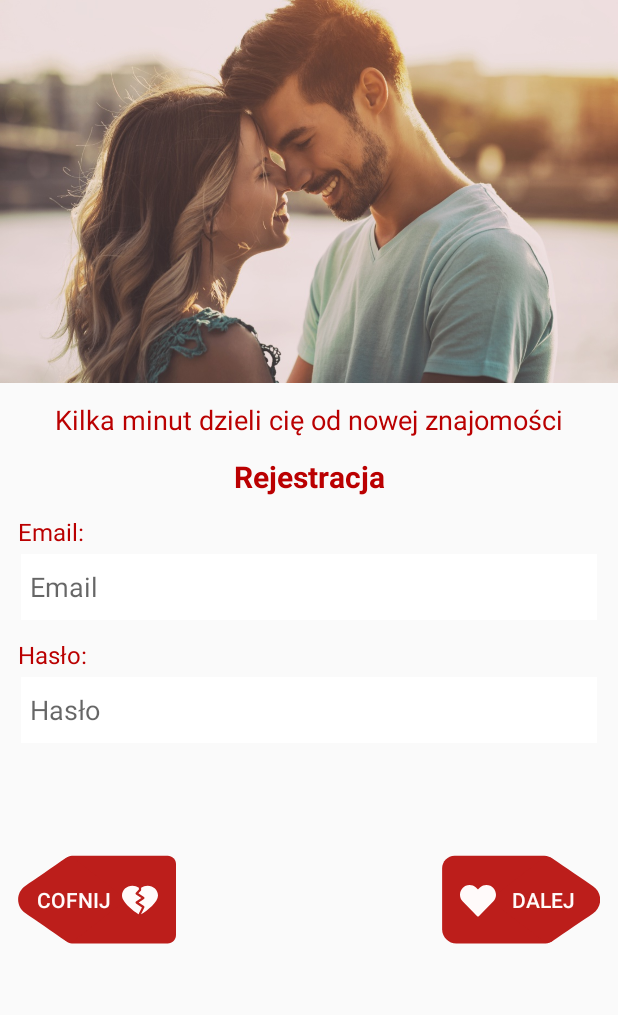
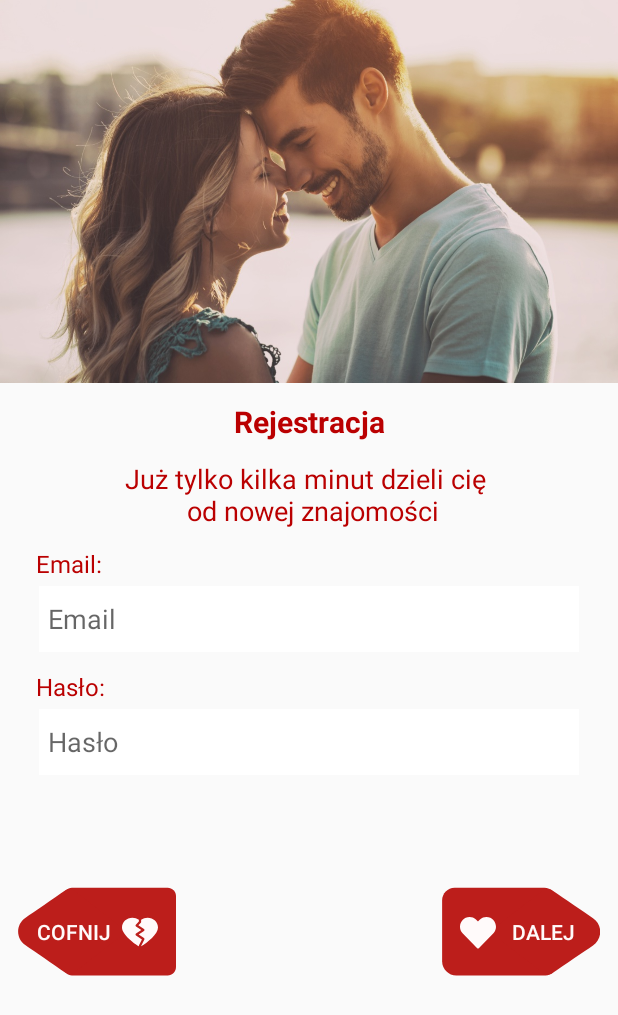
Before and after one commit to JakubPilkowski/RandomChatApplication, an Android app: the screen it shows after launch (AuthActivity), after a tap on "Nie masz konta? Zarejestruj się", on a phone screen of 412 x 824 dp. Shown: the top 1015 px of the screen. Run offline under Robolectric (Android 15) with nearby library versions, the phone set to English and light mode, and no system bars; our stand-ins replace data binding; 4 statements that could not run were skipped.

Commit message:
Ukonczono widok rejestracji, utworzono nawigacje pomiedzy ekranami

```diff
--- a/app/src/main/java/com/example/randomchatapplication/helpers/BindingAdapter.java
+++ b/app/src/main/java/com/example/randomchatapplication/helpers/BindingAdapter.java
@@ -21,7 +21,7 @@ public class BindingAdapter {
                 .thumbnail(0.1f)
                 .into(imageView);
     }
-@androidx.databinding.BindingAdapter("effectType")
+    @androidx.databinding.BindingAdapter("effectType")
     public static void setHtmlCode(final WebView webView, final String type){
     ViewTreeObserver viewTreeObserver = webView.getViewTreeObserver();
 
@@ -45,8 +45,6 @@ public class BindingAdapter {
             }
         });
     }
-
-        webView.loadDataWithBaseURL(null,htmlCode,"text/html","utf-8",null);
-}
+    }
 
 }
--- a/app/src/main/java/com/example/randomchatapplication/navigation/Navigator.java
+++ b/app/src/main/java/com/example/randomchatapplication/navigation/Navigator.java
@@ -51,12 +51,12 @@ public class Navigator {
                     .beginTransaction()
                     .addToBackStack(tag)
                     .replace(fragmentContainer, fragment, tag)
-                    .setTransition(FragmentTransaction.TRANSIT_FRAGMENT_FADE)
+                    .setTransition(FragmentTransaction.TRANSIT_NONE)
                     .commit();
         } else {
             activity.getSupportFragmentManager().popBackStack(tag,FragmentManager.POP_BACK_STACK_INCLUSIVE);
             activity.getSupportFragmentManager().beginTransaction().addToBackStack(tag).replace(fragmentContainer, fragment, tag)
-                    .setTransition(FragmentTransaction.TRANSIT_FRAGMENT_FADE)
+                    .setTransition(FragmentTransaction.TRANSIT_NONE)
                     .commit();
         }
     }
--- a/app/src/main/java/com/example/randomchatapplication/ui/auth/login/LoginViewModel.java
+++ b/app/src/main/java/com/example/randomchatapplication/ui/auth/login/LoginViewModel.java
@@ -1,40 +1,24 @@
 package com.example.randomchatapplication.ui.auth.login;
 
-import android.view.ViewTreeObserver;
-import android.webkit.WebView;
+import android.content.Intent;
 
+import androidx.databinding.ObservableField;
+
+import com.example.randomchatapplication.activites.main.MainActivity;
 import com.example.randomchatapplication.base.BaseViewModel;
-import com.example.randomchatapplication.databinding.LoginFragmentBinding;
-import com.example.randomchatapplication.helpers.DimensionsHelper;
 import com.example.randomchatapplication.helpers.WebViewHelper;
 import com.example.randomchatapplication.ui.auth.register.RegisterFragment;
 
 public class LoginViewModel extends BaseViewModel {
+    public ObservableField<String> htmlEffect = new ObservableField<>(WebViewHelper.MOVING_BORDER_TYPE);
+
     public void init(){
-        final int[] dpWidth = new int[1];
-        final WebView emailWebView = ((LoginFragmentBinding)getBinding()).webViewEmail;
-        final WebView passwordWebView = ((LoginFragmentBinding)getBinding()).webViewPassword;
-        ViewTreeObserver viewTreeObserver = emailWebView.getViewTreeObserver();
-        if (viewTreeObserver.isAlive()) {
-            viewTreeObserver.addOnGlobalLayoutListener(new ViewTreeObserver.OnGlobalLayoutListener() {
-                @Override
-                public void onGlobalLayout() {
-                    emailWebView.getViewTreeObserver().removeOnGlobalLayoutListener(this);
-                    dpWidth[0] = emailWebView.getWidth();
-                    float widthPixels = DimensionsHelper.convertPixelsToDp(dpWidth[0],getActivity().getApplicationContext());
-                    float heightPixels = 48.0F;
-                    String htmlCode = WebViewHelper.getMovingBorderHtmlCode(widthPixels, heightPixels);
-                    emailWebView.loadDataWithBaseURL(null,htmlCode,"text/html","utf-8",null);
-                    passwordWebView.loadDataWithBaseURL(null,htmlCode,"text/html", "utf-8", null);
-                }
-            });
-        }
 
-//        passwordWebView.loadData(htmlStart+css+htmlEnd, "text/html", null);
     }
 
     public void onLoginClick(){
-
+        getActivity().finish();
+        getActivity().startActivity(new Intent(getActivity().getApplicationContext(), MainActivity.class));
     }
     public void onRegisterClick(){
         getNavigator().attach(RegisterFragment.newInstance(), RegisterFragment.TAG);
--- a/app/src/main/java/com/example/randomchatapplication/ui/auth/register/RegisterViewModel.java
+++ b/app/src/main/java/com/example/randomchatapplication/ui/auth/register/RegisterViewModel.java
@@ -1,13 +1,21 @@
 package com.example.randomchatapplication.ui.auth.register;
 
-import androidx.lifecycle.ViewModel;
-
+import androidx.databinding.ObservableField;
 import com.example.randomchatapplication.base.BaseViewModel;
+import com.example.randomchatapplication.helpers.WebViewHelper;
 
 public class RegisterViewModel extends BaseViewModel {
     // TODO: Implement the ViewModel
+    public ObservableField<String> htmlEffect = new ObservableField<>(WebViewHelper.MOVING_BORDER_TYPE);
 
     public void init(){
 
     }
+
+    public void onNextClick(){
+
+    }
+    public void onBackClick(){
+        getActivity().onBackPressed();
+    }
 }
--- a/app/src/main/res/layout/register_fragment.xml
+++ b/app/src/main/res/layout/register_fragment.xml
@@ -1,5 +1,5 @@
 <?xml version="1.0" encoding="utf-8"?>
-<layout>
+<layout xmlns:app="http://schemas.android.com/apk/res-auto">
 
     <data>
 
@@ -21,16 +21,6 @@
             android:src="@drawable/login_image"
             android:scaleType="fitXY"
             />
-
-        <TextView
-            android:layout_width="match_parent"
-            android:layout_height="wrap_content"
-            android:textColor="@color/colorPrimaryDark"
-            android:text="@string/register_placeholder"
-            android:textAlignment="center"
-            android:layout_marginTop="12dp"
-            android:textSize="18sp"
-            />
         <TextView
             android:layout_width="match_parent"
             android:layout_height="wrap_content"
@@ -40,15 +30,23 @@
             android:textAlignment="center"
             android:text="@string/register"
             android:layout_marginTop="12dp"
+            />
+        <TextView
+            android:layout_width="match_parent"
+            android:layout_height="wrap_content"
+            android:textColor="@color/colorPrimaryDark"
+            android:text="@string/register_placeholder"
+            android:textAlignment="center"
+            android:layout_marginTop="12dp"
             android:layout_marginBottom="12dp"
+            android:textSize="18sp"
             />
         <LinearLayout
             android:layout_width="match_parent"
             android:layout_height="wrap_content"
-            android:layout_marginStart="12dp"
-            android:layout_marginEnd="12dp"
+            android:layout_marginStart="24dp"
+            android:layout_marginEnd="24dp"
             android:orientation="vertical">
-
             <TextView
                 android:layout_width="match_parent"
                 android:layout_height="wrap_content"
@@ -65,6 +63,7 @@
                     android:id="@+id/webViewEmail"
                     android:layout_width="match_parent"
                     android:layout_height="match_parent"
+                    app:effectType="@{viewModel.htmlEffect}"
                     android:overScrollMode="never"
                     android:scrollbars="none" />
 
@@ -76,6 +75,8 @@
                     android:hint="@string/email_hint"
                     android:importantForAutofill="no"
                     android:inputType="textEmailAddress"
+                    android:imeOptions="actionNext"
+                    android:nextFocusForward="@id/register_password_field"
                     android:maxLength="30"
                     android:maxLines="1"
                     android:paddingStart="6dp"
@@ -102,10 +103,12 @@
                     android:id="@+id/webViewPassword"
                     android:layout_width="match_parent"
                     android:layout_height="match_parent"
+                    app:effectType="@{viewModel.htmlEffect}"
                     android:overScrollMode="never"
                     android:scrollbars="none" />
 
                 <EditText
+                    android:id="@+id/register_password_field"
                     android:layout_width="match_parent"
                     android:layout_height="match_parent"
                     android:layout_margin="2dp"
@@ -136,6 +139,7 @@
                 android:paddingStart="12dp"
                 android:drawableEnd="@drawable/ic_heartbreak"
                 android:text="@string/back"
+                android:onClick="@{() -> viewModel.onBackClick()}"
                 android:background="@drawable/ic_back"
                 android:textColor="@color/colorAccent"
                 android:layout_alignParentStart="true"
@@ -147,6 +151,7 @@
                 android:paddingStart="12dp"
                 android:drawablePadding="6dp"
                 android:drawableStart="@drawable/ic_heart_white"
+                android:onClick="@{() -> viewModel.onNextClick()}"
                 android:text="@string/go_next"
                 android:background="@drawable/ic_next"
                 android:textColor="@color/colorAccent"
--- a/app/src/main/res/values/strings.xml
+++ b/app/src/main/res/values/strings.xml
@@ -21,5 +21,5 @@
     <string name="go_next">Dalej</string>
     <string name="back">Cofnij</string>
     <string name="register">Rejestracja</string>
-    <string name="register_placeholder">Kilka minut dzieli cię od nowej znajomości</string>
+    <string name="register_placeholder">Już tylko kilka minut dzieli cię \n od nowej znajomości</string>
 </resources>
```
Also changed, not shown: app/src/main/res/layout/login_fragment.xml (+52 -40 lines).
